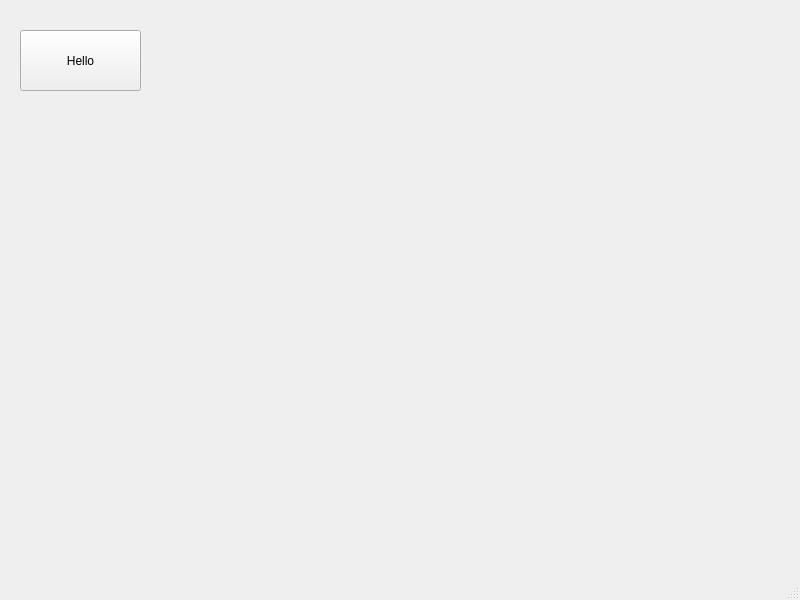
Old version of the form pyside/main.ui in the repository lausai/py_practice.
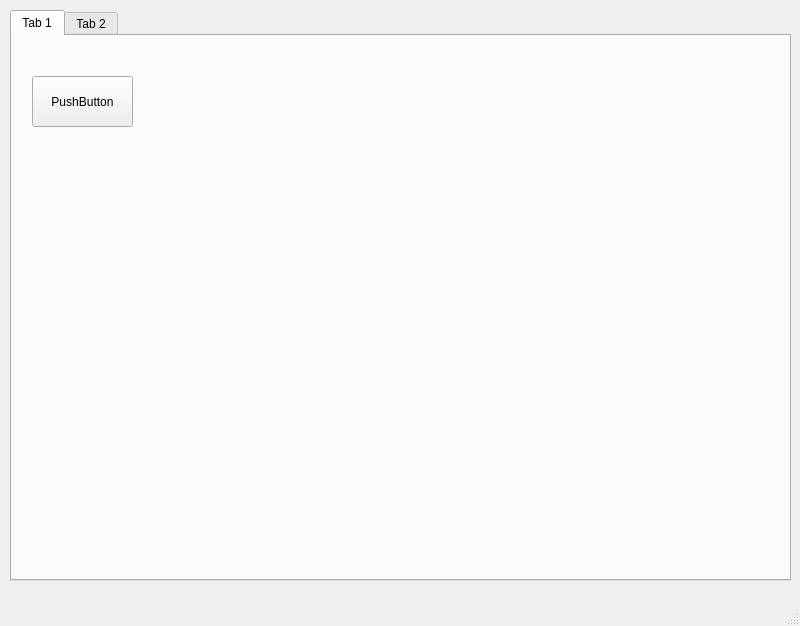
New version of the form.

Diff of the .ui file:
```diff
--- a/pyside/main.ui
+++ b/pyside/main.ui
@@ -7,25 +7,61 @@
     <x>0</x>
     <y>0</y>
     <width>800</width>
-    <height>600</height>
+    <height>626</height>
    </rect>
   </property>
   <property name="windowTitle">
    <string>MainWindow</string>
   </property>
   <widget class="QWidget" name="centralwidget">
-   <widget class="QPushButton" name="pushButton">
+   <widget class="QTabWidget" name="tabWidget">
     <property name="geometry">
      <rect>
-      <x>20</x>
-      <y>30</y>
-      <width>121</width>
-      <height>61</height>
+      <x>10</x>
+      <y>10</y>
+      <width>781</width>
+      <height>571</height>
      </rect>
     </property>
-    <property name="text">
-     <string>Hello</string>
+    <property name="currentIndex">
+     <number>0</number>
     </property>
+    <widget class="QWidget" name="tab">
+     <attribute name="title">
+      <string>Tab 1</string>
+     </attribute>
+     <widget class="QPushButton" name="pushButton1">
+      <property name="geometry">
+       <rect>
+        <x>20</x>
+        <y>40</y>
+        <width>101</width>
+        <height>51</height>
+       </rect>
+      </property>
+      <property name="text">
+       <string>PushButton</string>
+      </property>
+     </widget>
+    </widget>
+    <widget class="QWidget" name="tab_2">
+     <attribute name="title">
+      <string>Tab 2</string>
+     </attribute>
+     <widget class="QPushButton" name="pushButton2">
+      <property name="geometry">
+       <rect>
+        <x>40</x>
+        <y>50</y>
+        <width>121</width>
+        <height>51</height>
+       </rect>
+      </property>
+      <property name="text">
+       <string>PushButton</string>
+      </property>
+     </widget>
+    </widget>
    </widget>
   </widget>
   <widget class="QMenuBar" name="menubar">
```
